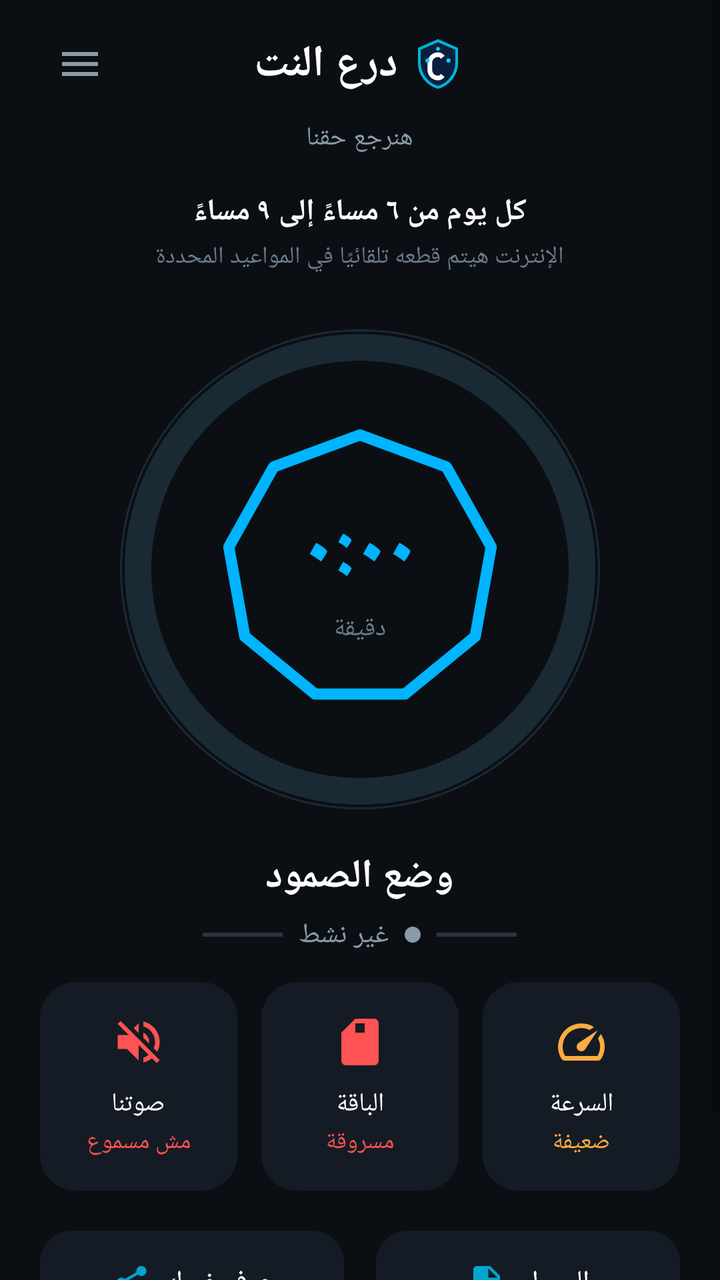
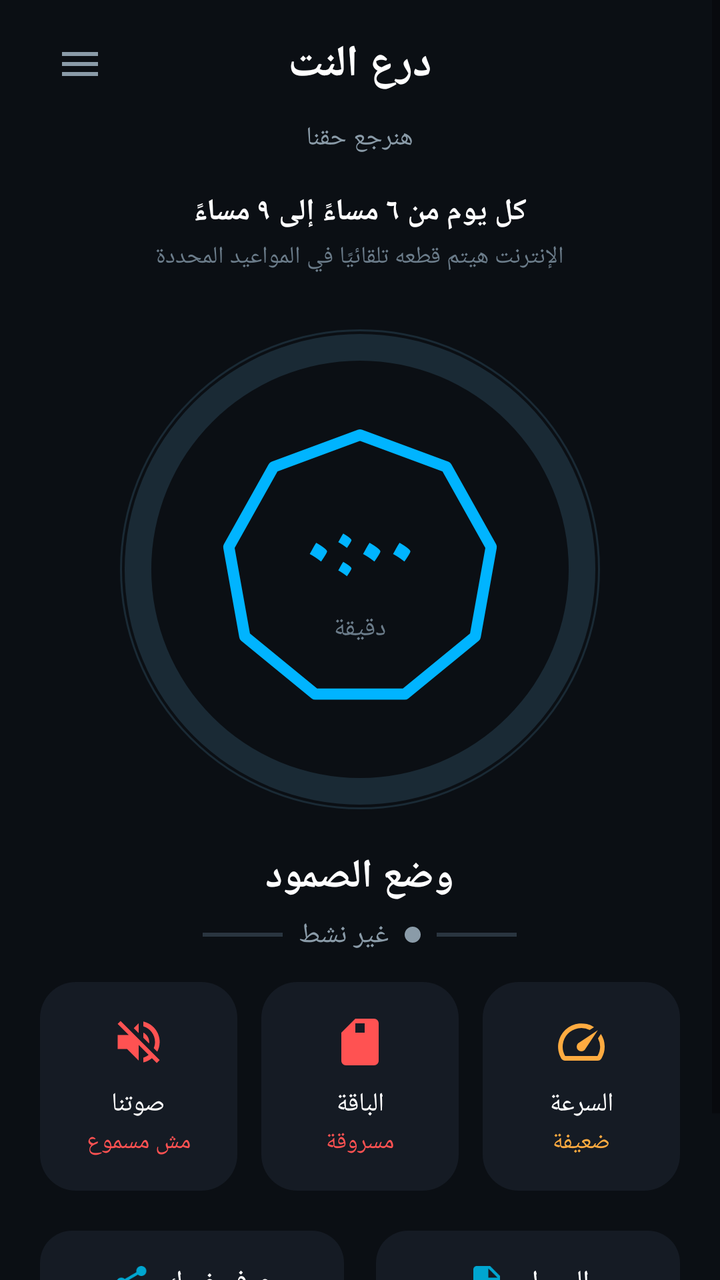

Two renders of the same Android screen: before a commit and after it. Below are the layout's source before the change and the commit's diff.
<!-- AndroidManifest.xml: application theme Theme.SomoodApp -->
<!-- res/layout/activity_main.xml -->
<?xml version="1.0" encoding="utf-8"?>
<ScrollView xmlns:android="http://schemas.android.com/apk/res/android"
    xmlns:app="http://schemas.android.com/apk/res-auto"
    android:layout_width="match_parent"
    android:layout_height="match_parent"
    android:background="#0B0F14"
    android:fillViewport="true">

    <LinearLayout
        android:layout_width="match_parent"
        android:layout_height="wrap_content"
        android:orientation="vertical"
        android:paddingHorizontal="20dp"
        android:paddingTop="12dp"
        android:paddingBottom="24dp"
        android:gravity="center_horizontal">

        
        <RelativeLayout
            android:layout_width="match_parent"
            android:layout_height="wrap_content"
            android:layout_marginBottom="8dp">

            <ImageView
                android:id="@+id/btnMenu"
                android:layout_width="40dp"
                android:layout_height="40dp"
                android:layout_alignParentStart="true"
                android:layout_centerVertical="true"
                android:padding="8dp"
                android:src="@drawable/ic_menu"
                android:background="?attr/selectableItemBackgroundBorderless"
                app:tint="#8A9BA8" />

            <LinearLayout
                android:layout_width="wrap_content"
                android:layout_height="wrap_content"
                android:layout_centerInParent="true"
                android:orientation="horizontal"
                android:gravity="center_vertical">

                <TextView
                    android:layout_width="wrap_content"
                    android:layout_height="wrap_content"
                    android:text="@string/app_name"
                    android:textColor="#FFFFFF"
                    android:textSize="22sp"
                    android:textStyle="bold"
                    android:fontFamily="@font/tajawal" />

                <ImageView
                    android:layout_width="28dp"
                    android:layout_height="28dp"
                    android:layout_marginStart="6dp"
                    android:src="@drawable/ic_shield" />
            </LinearLayout>
        </RelativeLayout>

        <TextView
            android:layout_width="wrap_content"
            android:layout_height="wrap_content"
            android:text="@string/subtitle"
            android:textColor="#8A9BA8"
            android:textSize="13sp"
            android:fontFamily="@font/tajawal"
            android:layout_marginBottom="18dp" />

        <TextView
            android:layout_width="wrap_content"
            android:layout_height="wrap_content"
            android:text="@string/schedule_text"
            android:textColor="#FFFFFF"
            android:textSize="15sp"
            android:textStyle="bold"
            android:fontFamily="@font/tajawal"
            android:layout_marginBottom="4dp" />

        <TextView
            android:layout_width="wrap_content"
            android:layout_height="wrap_content"
            android:text="@string/warning_text"
            android:textColor="#6B7C8A"
            android:textSize="12sp"
            android:fontFamily="@font/tajawal"
            android:layout_marginBottom="28dp"
            android:gravity="center" />

        
        <FrameLayout
            android:layout_width="240dp"
            android:layout_height="240dp"
            android:layout_marginBottom="20dp">

            <View
                android:layout_width="match_parent"
                android:layout_height="match_parent"
                android:background="@drawable/ring_ticks" />

            <ProgressBar
                android:id="@+id/progressRing"
                style="?android:attr/progressBarStyleHorizontal"
                android:layout_width="match_parent"
                android:layout_height="match_parent"
                android:indeterminate="false"
                android:max="180"
                android:progress="0"
                android:progressDrawable="@drawable/circular_progress"
                android:rotation="-90" />

            <View
                android:layout_width="160dp"
                android:layout_height="160dp"
                android:layout_gravity="center"
                android:background="@drawable/hexagon_outline" />

            <LinearLayout
                android:layout_width="wrap_content"
                android:layout_height="wrap_content"
                android:layout_gravity="center"
                android:orientation="vertical"
                android:gravity="center">

                <TextView
                    android:id="@+id/countdownText"
                    android:layout_width="wrap_content"
                    android:layout_height="wrap_content"
                    android:text="٠:٠٠"
                    android:textColor="#00B4FF"
                    android:textSize="42sp"
                    android:textStyle="bold"
                    android:fontFamily="@font/tajawal"
                    android:includeFontPadding="false" />

                <TextView
                    android:id="@+id/countdownLabel"
                    android:layout_width="wrap_content"
                    android:layout_height="wrap_content"
                    android:text="@string/minutes_left"
                    android:textColor="#6B7C8A"
                    android:textSize="13sp"
                    android:fontFamily="@font/tajawal"
                    android:layout_marginTop="2dp" />
            </LinearLayout>
        </FrameLayout>

        
        <TextView
            android:layout_width="wrap_content"
            android:layout_height="wrap_content"
            android:text="@string/mode_title"
            android:textColor="#FFFFFF"
            android:textSize="20sp"
            android:textStyle="bold"
            android:fontFamily="@font/tajawal"
            android:layout_marginBottom="6dp" />

        <LinearLayout
            android:layout_width="wrap_content"
            android:layout_height="wrap_content"
            android:orientation="horizontal"
            android:gravity="center_vertical"
            android:layout_marginBottom="14dp">

            <View
                android:layout_width="40dp"
                android:layout_height="2dp"
                android:background="@drawable/wave_line" />

            <TextView
                android:id="@+id/statusText"
                android:layout_width="wrap_content"
                android:layout_height="wrap_content"
                android:text="@string/status_inactive"
                android:textColor="#8A9BA8"
                android:textSize="14sp"
                android:fontFamily="@font/tajawal"
                android:layout_marginHorizontal="8dp" />

            <View
                android:id="@+id/statusDot"
                android:layout_width="8dp"
                android:layout_height="8dp"
                android:background="@drawable/dot_inactive" />

            <View
                android:layout_width="40dp"
                android:layout_height="2dp"
                android:background="@drawable/wave_line"
                android:layout_marginStart="8dp" />
        </LinearLayout>

        
        <LinearLayout
            android:id="@+id/remainingChip"
            android:layout_width="wrap_content"
            android:layout_height="wrap_content"
            android:orientation="horizontal"
            android:gravity="center_vertical"
            android:background="@drawable/chip_bg"
            android:paddingHorizontal="14dp"
            android:paddingVertical="8dp"
            android:layout_marginBottom="28dp"
            android:visibility="gone">
            <TextView
                android:id="@+id/remainingText"
                android:layout_width="wrap_content"
                android:layout_height="wrap_content"
                android:text="@string/remaining_chip"
                android:textColor="#FFFFFF"
                android:textSize="12sp"
                android:fontFamily="@font/tajawal" />

            <ImageView
                android:layout_width="16dp"
                android:layout_height="16dp"
                android:layout_marginStart="6dp"
                android:src="@drawable/ic_info"
                app:tint="#00A6D0" />
        </LinearLayout>

        
        <LinearLayout
            android:layout_width="match_parent"
            android:layout_height="wrap_content"
            android:orientation="horizontal"
            android:layout_marginBottom="20dp">

            
            <LinearLayout
                android:layout_width="0dp"
                android:layout_height="wrap_content"
                android:layout_weight="1"
                android:orientation="vertical"
                android:gravity="center"
                android:background="@drawable/card_dark"
                android:paddingVertical="16dp"
                android:layout_marginEnd="6dp">

                <ImageView
                    android:layout_width="28dp"
                    android:layout_height="28dp"
                    android:src="@drawable/ic_sound_mute"
                    app:tint="#FF5252" />

                <TextView
                    android:layout_width="wrap_content"
                    android:layout_height="wrap_content"
                    android:text="@string/sound_label"
                    android:textColor="#FFFFFF"
                    android:textSize="13sp"
                    android:fontFamily="@font/tajawal"
                    android:layout_marginTop="8dp" />

                <TextView
                    android:layout_width="wrap_content"
                    android:layout_height="wrap_content"
                    android:text="@string/sound_status"
                    android:textColor="#FF5252"
                    android:textSize="12sp"
                    android:fontFamily="@font/tajawal"
                    android:layout_marginTop="2dp" />
            </LinearLayout>

            
            <LinearLayout
                android:layout_width="0dp"
                android:layout_height="wrap_content"
                android:layout_weight="1"
                android:orientation="vertical"
                android:gravity="center"
                android:background="@drawable/card_dark"
                android:paddingVertical="16dp"
                android:layout_marginHorizontal="6dp">

                <ImageView
                    android:layout_width="28dp"
                    android:layout_height="28dp"
                    android:src="@drawable/ic_sim"
                    app:tint="#FF5252" />

                <TextView
                    android:layout_width="wrap_content"
                    android:layout_height="wrap_content"
                    android:text="@string/package_label"
                    android:textColor="#FFFFFF"
                    android:textSize="13sp"
                    android:fontFamily="@font/tajawal"
                    android:layout_marginTop="8dp" />

                <TextView
                    android:layout_width="wrap_content"
                    android:layout_height="wrap_content"
                    android:text="@string/package_status"
                    android:textColor="#FF5252"
                    android:textSize="12sp"
                    android:fontFamily="@font/tajawal"
                    android:layout_marginTop="2dp" />
            </LinearLayout>
            
            <LinearLayout
                android:layout_width="0dp"
                android:layout_height="wrap_content"
                android:layout_weight="1"
                android:orientation="vertical"
                android:gravity="center"
                android:background="@drawable/card_dark"
                android:paddingVertical="16dp"
                android:layout_marginStart="6dp">

                <ImageView
                    android:layout_width="28dp"
                    android:layout_height="28dp"
                    android:src="@drawable/ic_speed"
                    app:tint="#FFAB40" />

                <TextView
                    android:layout_width="wrap_content"
                    android:layout_height="wrap_content"
                    android:text="@string/speed_label"
                    android:textColor="#FFFFFF"
                    android:textSize="13sp"
                    android:fontFamily="@font/tajawal"
                    android:layout_marginTop="8dp" />

                <TextView
                    android:layout_width="wrap_content"
                    android:layout_height="wrap_content"
                    android:text="@string/speed_status"
                    android:textColor="#FFAB40"
                    android:textSize="12sp"
                    android:fontFamily="@font/tajawal"
                    android:layout_marginTop="2dp" />
            </LinearLayout>
        </LinearLayout>

        
        <LinearLayout
            android:layout_width="match_parent"
            android:layout_height="wrap_content"
            android:orientation="horizontal">

            <LinearLayout
                android:id="@+id/btnShare"
                android:layout_width="0dp"
                android:layout_height="52dp"
                android:layout_weight="1"
                android:orientation="horizontal"
                android:gravity="center"
                android:background="@drawable/btn_dark"
                android:layout_marginEnd="8dp">

                <ImageView
                    android:layout_width="20dp"
                    android:layout_height="20dp"
                    android:src="@drawable/ic_share"
                    app:tint="#00A6D0" />

                <TextView
                    android:layout_width="wrap_content"
                    android:layout_height="wrap_content"
                    android:text="@string/btn_share"
                    android:textColor="#FFFFFF"
                    android:textSize="14sp"
                    android:fontFamily="@font/tajawal"
                    android:layout_marginStart="8dp" />
            </LinearLayout>

            <LinearLayout
                android:id="@+id/btnLog"
                android:layout_width="0dp"
                android:layout_height="52dp"
                android:layout_weight="1"
                android:orientation="horizontal"
                android:gravity="center"
                android:background="@drawable/btn_dark"
                android:layout_marginStart="8dp">

                <ImageView
                    android:layout_width="20dp"
                    android:layout_height="20dp"
                    android:src="@drawable/ic_log"
                    app:tint="#00A6D0" />

                <TextView
                    android:layout_width="wrap_content"
                    android:layout_height="wrap_content"
                    android:text="@string/btn_log"
                    android:textColor="#FFFFFF"
                    android:textSize="14sp"
                    android:fontFamily="@font/tajawal"
                    android:layout_marginStart="8dp" />
            </LinearLayout>
        </LinearLayout>

        <TextView
            android:layout_width="wrap_content"
            android:layout_height="wrap_content"
            android:text="@string/footer"
            android:textColor="#5A6A78"
            android:textSize="12sp"
            android:fontFamily="@font/tajawal"
            android:layout_marginTop="28dp" />

    </LinearLayout>
</ScrollView>
<!-- resources referenced by this layout -->
<resources>
  <!-- drawable btn_dark (drawable) -->
  <?xml version="1.0" encoding="utf-8"?>
  <shape xmlns:android="http://schemas.android.com/apk/res/android"
      android:shape="rectangle">
      <solid android:color="#151B24" />
      <corners android:radius="16dp" />
  </shape>
  <!-- drawable card_dark (drawable) -->
  <?xml version="1.0" encoding="utf-8"?>
  <shape xmlns:android="http://schemas.android.com/apk/res/android"
      android:shape="rectangle">
      <solid android:color="#151B24" />
      <corners android:radius="18dp" />
  </shape>
  <!-- drawable chip_bg (drawable) -->
  <?xml version="1.0" encoding="utf-8"?>
  <shape xmlns:android="http://schemas.android.com/apk/res/android"
      android:shape="rectangle">
      <solid android:color="#1A2332" />
      <corners android:radius="20dp" />
  </shape>
  <!-- drawable dot_inactive (drawable) -->
  <?xml version="1.0" encoding="utf-8"?>
  <shape xmlns:android="http://schemas.android.com/apk/res/android"
      android:shape="oval">
      <solid android:color="#8A9BA8" />
  </shape>
  <!-- drawable ic_shield (drawable) -->
  <?xml version="1.0" encoding="utf-8"?>
  <vector xmlns:android="http://schemas.android.com/apk/res/android"
      android:width="24dp"
      android:height="24dp"
      android:viewportWidth="24"
      android:viewportHeight="24">
  
      
      <path
          android:fillColor="#0A1F3D"
          android:pathData="M12,2 L4,5.5 V11.5 C4,16.5 7.5,20.8 12,22 C16.5,20.8 20,16.5 20,11.5 V5.5 L12,2 Z" />
  
      
      <path
          android:strokeWidth="1.2"
          android:strokeColor="#00B4D8"
          android:fillColor="#00000000"
          android:pathData="M12,2 L4,5.5 V11.5 C4,16.5 7.5,20.8 12,22 C16.5,20.8 20,16.5 20,11.5 V5.5 L12,2 Z" />
  
      
      <path
          android:fillColor="#FFFFFF"
          android:pathData="M12,7 C9.5,7 7.5,9 7.5,11.5 V14.5 C7.5,17 9.5,19 12,19 C13.2,19 14.2,18.4 14.8,17.5 L13.2,16.2 C13,16.7 12.5,17 12,17 C10.6,17 9.5,15.9 9.5,14.5 V11.5 C9.5,10.1 10.6,9 12,9 C12.5,9 13,9.3 13.2,9.8 L14.8,8.5 C14.2,7.6 13.2,7 12,7 Z" />
  
      
      <path android:fillColor="#00D4FF" android:pathData="M7.5,10.5 m-0.9,0 a0.9,0.9 0,1,1 1.8,0 a0.9,0.9 0,1,1 -1.8,0" />
      <path android:fillColor="#00D4FF" android:pathData="M16.5,10.5 m-0.9,0 a0.9,0.9 0,1,1 1.8,0 a0.9,0.9 0,1,1 -1.8,0" />
      <path android:fillColor="#00D4FF" android:pathData="M12,5.5 m-0.8,0 a0.8,0.8 0,1,1 1.6,0 a0.8,0.8 0,1,1 -1.6,0" />
  </vector>
  <!-- drawable ring_ticks (drawable) -->
  <?xml version="1.0" encoding="utf-8"?>
  <shape xmlns:android="http://schemas.android.com/apk/res/android"
      android:shape="oval">
      <stroke
          android:width="1dp"
          android:color="#1A2A35" />
      <solid android:color="#00000000" />
  </shape>
  <!-- drawable wave_line (drawable) -->
  <?xml version="1.0" encoding="utf-8"?>
  <shape xmlns:android="http://schemas.android.com/apk/res/android"
      android:shape="rectangle">
      <solid android:color="#2A3540" />
  </shape>
  <string name="app_name">درع النت</string>
  <string name="btn_log">السجل</string>
  <string name="btn_share">عرف غيرك</string>
  <string name="footer">مع بعض نرجع حقنا</string>
  <string name="minutes_left">دقيقة</string>
  <string name="mode_title">وضع الصمود</string>
  <string name="package_label">الباقة</string>
  <string name="package_status">مسروقة</string>
  <string name="remaining_chip">متبقى ١٠ دقائق على نهاية وضع الصمود</string>
  <string name="schedule_text">كل يوم من ٦ مساءً إلى ٩ مساءً</string>
  <string name="sound_label">صوتنا</string>
  <string name="sound_status">مش مسموع</string>
  <string name="speed_label">السرعة</string>
  <string name="speed_status">ضعيفة</string>
  <string name="status_inactive">غير نشط</string>
  <string name="subtitle">هنرجع حقنا</string>
  <string name="warning_text">الإنترنت هيتم قطعه تلقائيًا في المواعيد المحددة</string>
  <color name="primary">#00A6D0</color>
  <color name="primary_dark">#008CB0</color>
  <color name="white">#FFFFFFFF</color>
  <color name="background">#0A0E14</color>
  <!-- unchanged entries left out for length: 10 -->
</resources>

<!-- the commit's change to res/layout/activity_main.xml (unified diff, before → after) -->
@@ -32,28 +32,15 @@
                 android:background="?attr/selectableItemBackgroundBorderless"
                 app:tint="#8A9BA8" />
 
-            <LinearLayout
+            <TextView
                 android:layout_width="wrap_content"
                 android:layout_height="wrap_content"
                 android:layout_centerInParent="true"
-                android:orientation="horizontal"
-                android:gravity="center_vertical">
-
-                <TextView
-                    android:layout_width="wrap_content"
-                    android:layout_height="wrap_content"
-                    android:text="@string/app_name"
-                    android:textColor="#FFFFFF"
-                    android:textSize="22sp"
-                    android:textStyle="bold"
-                    android:fontFamily="@font/tajawal" />
-
-                <ImageView
-                    android:layout_width="28dp"
-                    android:layout_height="28dp"
-                    android:layout_marginStart="6dp"
-                    android:src="@drawable/ic_shield" />
-            </LinearLayout>
+                android:text="@string/app_name"
+                android:textColor="#FFFFFF"
+                android:textSize="22sp"
+                android:textStyle="bold"
+                android:fontFamily="@font/tajawal" />
         </RelativeLayout>
 
         <TextView
<!-- resource entries referenced after the edit -->
@@ -27,36 +27,6 @@
       android:shape="oval">
       <solid android:color="#8A9BA8" />
   </shape>
-  <!-- drawable ic_shield (drawable) -->
-  <?xml version="1.0" encoding="utf-8"?>
-  <vector xmlns:android="http://schemas.android.com/apk/res/android"
-      android:width="24dp"
-      android:height="24dp"
-      android:viewportWidth="24"
-      android:viewportHeight="24">
-  
-      
-      <path
-          android:fillColor="#0A1F3D"
-          android:pathData="M12,2 L4,5.5 V11.5 C4,16.5 7.5,20.8 12,22 C16.5,20.8 20,16.5 20,11.5 V5.5 L12,2 Z" />
-  
-      
-      <path
-          android:strokeWidth="1.2"
-          android:strokeColor="#00B4D8"
-          android:fillColor="#00000000"
-          android:pathData="M12,2 L4,5.5 V11.5 C4,16.5 7.5,20.8 12,22 C16.5,20.8 20,16.5 20,11.5 V5.5 L12,2 Z" />
-  
-      
-      <path
-          android:fillColor="#FFFFFF"
-          android:pathData="M12,7 C9.5,7 7.5,9 7.5,11.5 V14.5 C7.5,17 9.5,19 12,19 C13.2,19 14.2,18.4 14.8,17.5 L13.2,16.2 C13,16.7 12.5,17 12,17 C10.6,17 9.5,15.9 9.5,14.5 V11.5 C9.5,10.1 10.6,9 12,9 C12.5,9 13,9.3 13.2,9.8 L14.8,8.5 C14.2,7.6 13.2,7 12,7 Z" />
-  
-      
-      <path android:fillColor="#00D4FF" android:pathData="M7.5,10.5 m-0.9,0 a0.9,0.9 0,1,1 1.8,0 a0.9,0.9 0,1,1 -1.8,0" />
-      <path android:fillColor="#00D4FF" android:pathData="M16.5,10.5 m-0.9,0 a0.9,0.9 0,1,1 1.8,0 a0.9,0.9 0,1,1 -1.8,0" />
-      <path android:fillColor="#00D4FF" android:pathData="M12,5.5 m-0.8,0 a0.8,0.8 0,1,1 1.6,0 a0.8,0.8 0,1,1 -1.6,0" />
-  </vector>
   <!-- drawable ring_ticks (drawable) -->
   <?xml version="1.0" encoding="utf-8"?>
   <shape xmlns:android="http://schemas.android.com/apk/res/android"
